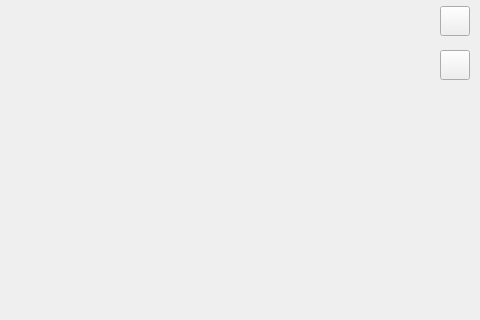
Qt form src/citycollectionwidget.ui (UbuntuKylin/indicator-china-weather) before a commit; both pictures show x 100 to 580 and y 0 to 320 of the 580 by 560 pixel window.
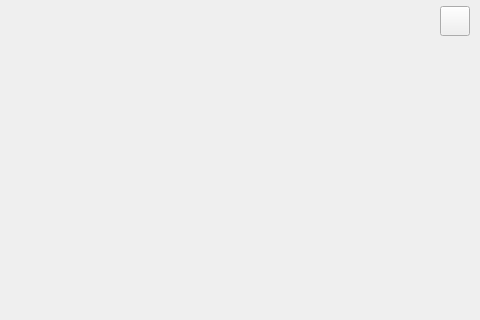
The same form after that commit.

Diff of the .ui file:
```diff
--- a/src/citycollectionwidget.ui
+++ b/src/citycollectionwidget.ui
@@ -91,19 +91,6 @@
     <string/>
    </property>
   </widget>
-  <widget class="QPushButton" name="pushButton">
-   <property name="geometry">
-    <rect>
-     <x>540</x>
-     <y>50</y>
-     <width>30</width>
-     <height>30</height>
-    </rect>
-   </property>
-   <property name="text">
-    <string/>
-   </property>
-  </widget>
   <widget class="QWidget" name="backwidget" native="true">
    <property name="geometry">
     <rect>
```
Left out of the diff: 1 changed line with no effect on the pictures.
